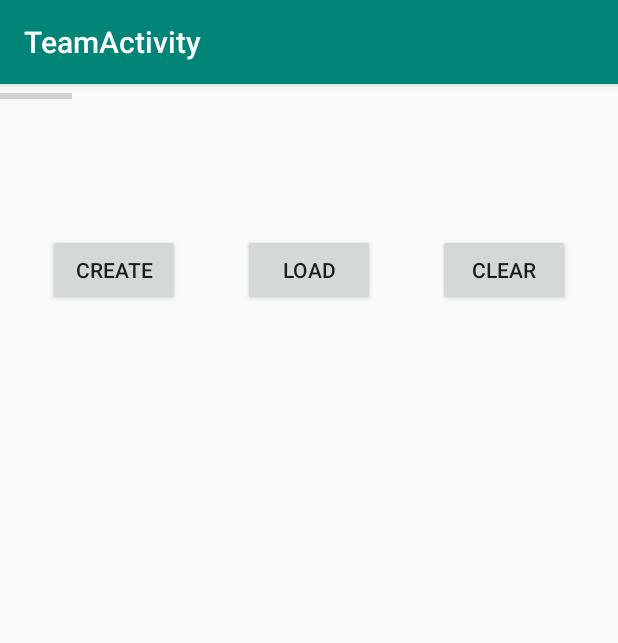
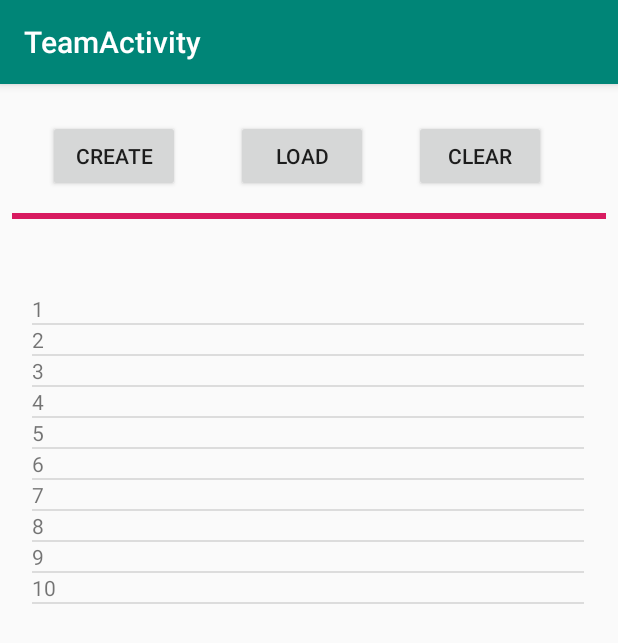
Before and after one commit to ZendejasZach/CS246, an Android app: the screen it shows after launch (MainActivity), after a tap on "LOAD", on a phone screen of 412 x 824 dp. Shown: the top 643 px of the screen. Run offline under Robolectric (Android 15) with nearby library versions, the phone set to English and light mode, and no system bars; 1 other tap on this screen came first.

Commit message:
Team Activity Finished

```diff
--- a/Week06/TeamActivity/app/src/main/java/Zendejas/CS246/MainActivity.java
+++ b/Week06/TeamActivity/app/src/main/java/Zendejas/CS246/MainActivity.java
@@ -5,118 +5,114 @@ import android.support.v7.app.AppCompatActivity;
 import android.os.Bundle;
 import android.view.View;
 import android.widget.ArrayAdapter;
-import android.widget.Button;
 import android.widget.ListView;
 import android.widget.ProgressBar;
 import android.widget.Toast;
-
 import java.io.BufferedReader;
-import java.io.File;
+import java.io.FileInputStream;
 import java.io.FileOutputStream;
-import java.io.FileReader;
 import java.io.IOException;
-import java.util.Collections;
+import java.io.InputStreamReader;
+import java.util.ArrayList;
+import java.util.List;
 
 public class MainActivity extends AppCompatActivity {
 
-    // variables
-    // TODO: Ask if adding variables here is considered best practice
-    String filename = "numbers.txt";
-    String sCurrentLine;
-    FileOutputStream outputStream;
-//    ProgressBar progressBar = findViewById(R.id.progressBar2);
-    int progressStatus = 0;
-//    ArrayAdapter<String> numberAdapter = new ArrayAdapter<>(this, R.layout.activity_main, R.id.View_list, Collections.singletonList(sCurrentLine));
-//    ListView listView = findViewById(R.id.View_list);
+    // Variables
+    private static String FILE = "numbers.txt";
+    private List<Integer> numberList;
+    private ArrayAdapter<Integer> arrayAdapter;
 
     @Override
     protected void onCreate(Bundle savedInstanceState) {
         super.onCreate(savedInstanceState);
         setContentView(R.layout.activity_main);
+
+        // Create the list and array adapter
+        numberList = new ArrayList<>();
+        arrayAdapter = new ArrayAdapter<>(this, R.layout.my_list_item, numberList);
+
+        // Connect adapter to listView
+        ListView listView = findViewById(R.id.mainListView);
+        listView.setAdapter(arrayAdapter);
     }
 
-    // Create button
-    public void createFile(View view) {
-        // Debugging
-        Toast create = Toast.makeText(this, "Create called", Toast.LENGTH_SHORT);
-        create.show();
+    public void onCreateClick(View view){
+        // Set progress bar to 0
+        ProgressBar progressBar = findViewById(R.id.progressBar2);
+        progressBar.setProgress(0);
 
-        Button button = findViewById(R.id.button_Create);
-        button.setOnClickListener(new View.OnClickListener() {
-            public void onClick(View v) {
-                try {
-                    // open fileStream
-                    outputStream = openFileOutput(filename, Context.MODE_PRIVATE);
+        try (FileOutputStream outputStream = this.openFileOutput(FILE, Context.MODE_PRIVATE)){
+            // Write
+            for(int i = 1; i <= 10; i++){
+                String line = String.format("%d%n", i);
+                outputStream.write(line.getBytes());
 
-                    // loop to add 1-10 and sleep on each line
-                    //TODO: Test this to make sure the format is correct
-                    for (int i = 0; i < 10; i++) {
-                        outputStream.write(Integer.parseInt(i + "\n"));
-                        progressStatus++;
-//                        progressBar.setProgress(progressStatus);
-                        Thread.sleep(250);
-                    }
-                    outputStream.close();
-                } catch (Exception e) {
-                    e.printStackTrace();
+                // Update progress
+                progressBar.setProgress(i * 10);
+
+                // Sleepy time
+                Thread.sleep(250);
+            }
+        } catch (IOException e) {
+            e.printStackTrace();
+        } catch (InterruptedException e) {
+            e.printStackTrace();
+        }
+
+        Toast loadToast = Toast.makeText(getApplicationContext().getApplicationContext(), "Create Finished", Toast.LENGTH_LONG);
+        loadToast.show();
+    }
+
+
+    // Load button
+    public void loadFile(View view){
+        // Reset the progress bar
+        ProgressBar progressBar = findViewById(R.id.progressBar2);
+        progressBar.setProgress(0);
+
+        try (FileInputStream inputStream = this.openFileInput(FILE)) {
+            try (BufferedReader reader = new BufferedReader(new InputStreamReader(inputStream))) {
+
+                // Read the file, line by line
+                String line;
+                while ((line = reader.readLine()) != null) {
+
+                    // Get the number out of the file
+                    int i = Integer.parseInt(line);
+
+                    // Put the number in the adapter, which is connected to the ListView
+                    arrayAdapter.add(i);
+
+                    // See how many things are in the apdater, and update the ProgressBar
+                    int adapterCount = arrayAdapter.getCount();
+                    progressBar.setProgress(adapterCount * 10);
+
+                    // Simulate a more difficult task by sleeping for 1/4 second
+                    Thread.sleep(250);
                 }
             }
-        });
-    }
 
-    // Load button
-    //TODO: Test this ish too
-    public void loadFile(View view){
-        // Debugging
-        Toast load = Toast.makeText(this, "Load called", Toast.LENGTH_SHORT);
-        load.show();
+        } catch (IOException e) {
+            e.printStackTrace();
+        } catch (InterruptedException e) {
+            e.printStackTrace();
+        }
 
-        // prep
-        Button button = findViewById(R.id.button_Load);
-        progressStatus = 0;
-
-
-        // load the data
-        button.setOnClickListener(new View.OnClickListener(){
-            public void onClick(View v){
-                // Get file and directory
-                File directory = getApplicationContext().getFilesDir();
-                File file = new File(directory, filename);
-
-                // read the file line by line
-                StringBuilder contentBuilder = new StringBuilder();
-                try (BufferedReader br = new BufferedReader(new FileReader(file))) {
-                    while((sCurrentLine = br.readLine()) != null){
-                        // read the line
-                        contentBuilder.append(sCurrentLine).append("\n");
-
-                        // update the progress bar
-                        progressStatus++;
-//                        progressBar.setProgress(progressStatus);
-
-                        // add to list
-//                        listView.setAdapter(numberAdapter);
-
-                        // sleepy time
-                        Thread.sleep(250);
-                    }
-                } catch(IOException e){
-                    e.printStackTrace();
-                } catch (InterruptedException e) {
-                    e.printStackTrace();
-                }
-            }
-        });
+        // Inform the user that the task is complete
+        Toast.makeText(this, "Finished Loading", Toast.LENGTH_SHORT).show();
     }
 
     // Clear button
     public void clear(View view){
-        Button button = findViewById(R.id.button_Clear);
-        button.setOnClickListener(new View.OnClickListener(){
-            public void onClick(View v){
-                // clear the adapter
-//                numberAdapter.clear();
-            }
-        });
+        // Reset bar
+        ProgressBar progressBar = findViewById(R.id.progressBar2);
+        progressBar.setProgress(0);
+
+        // clear array
+        arrayAdapter.clear();
+
+        // Toasty!
+        Toast.makeText(this,"Cleared", Toast.LENGTH_SHORT).show();
     }
 }
--- a/Week06/TeamActivity/app/src/main/res/layout/activity_main.xml
+++ b/Week06/TeamActivity/app/src/main/res/layout/activity_main.xml
@@ -11,8 +11,8 @@
         android:layout_width="wrap_content"
         android:layout_height="wrap_content"
         android:layout_marginStart="32dp"
-        android:layout_marginTop="100dp"
-        android:onClick="createFile"
+        android:layout_marginTop="24dp"
+        android:onClick="onCreateClick"
         android:text="@string/create"
         app:layout_constraintStart_toStartOf="parent"
         app:layout_constraintTop_toTopOf="parent" />
@@ -22,11 +22,12 @@
         android:layout_width="wrap_content"
         android:layout_height="wrap_content"
         android:layout_marginStart="8dp"
-        android:layout_marginTop="100dp"
+        android:layout_marginTop="24dp"
         android:layout_marginEnd="8dp"
         android:onClick="loadFile"
         android:text="@string/load"
         app:layout_constraintEnd_toStartOf="@+id/button.Clear"
+        app:layout_constraintHorizontal_bias="0.559"
         app:layout_constraintStart_toEndOf="@+id/button.Create"
         app:layout_constraintTop_toTopOf="parent" />
 
@@ -34,8 +35,8 @@
         android:id="@+id/button.Clear"
         android:layout_width="wrap_content"
         android:layout_height="wrap_content"
-        android:layout_marginTop="100dp"
-        android:layout_marginEnd="32dp"
+        android:layout_marginTop="24dp"
+        android:layout_marginEnd="48dp"
         android:onClick="clear"
         android:text="@string/clear"
         app:layout_constraintEnd_toEndOf="parent"
@@ -44,21 +45,23 @@
     <ProgressBar
         android:id="@+id/progressBar2"
         style="?android:attr/progressBarStyleHorizontal"
-        android:layout_width="wrap_content"
+        android:layout_width="0dp"
         android:layout_height="wrap_content"
-        tools:layout_editor_absoluteX="181dp"
-        tools:layout_editor_absoluteY="179dp" />
+        android:layout_marginEnd="8dp"
+        android:layout_marginStart="8dp"
+        android:layout_marginTop="8dp"
+        app:layout_constraintEnd_toEndOf="parent"
+        app:layout_constraintStart_toStartOf="parent"
+        app:layout_constraintTop_toBottomOf="@+id/button.Create" />
 
-    <!--<android.support.v7.widget.RecyclerView-->
-        <!--android:id="@+id/View.list"-->
-        <!--android:layout_width="312dp"-->
-        <!--android:layout_height="266dp"-->
-        <!--android:layout_marginStart="8dp"-->
-        <!--android:layout_marginEnd="8dp"-->
-        <!--android:layout_marginBottom="180dp"-->
-        <!--app:layout_constraintBottom_toBottomOf="parent"-->
-        <!--app:layout_constraintEnd_toEndOf="parent"-->
-        <!--app:layout_constraintHorizontal_bias="0.493"-->
-        <!--app:layout_constraintStart_toStartOf="parent" />-->
+    <ListView
+        android:id="@+id/mainListView"
+        android:layout_width="368dp"
+        android:layout_height="592dp"
+        android:layout_marginBottom="36dp"
+        app:layout_constraintBottom_toBottomOf="parent"
+        app:layout_constraintEnd_toEndOf="parent"
+        app:layout_constraintHorizontal_bias="0.488"
+        app:layout_constraintStart_toStartOf="parent" />
 
 </android.support.constraint.ConstraintLayout>
--- /dev/null
+++ b/Week06/TeamActivity/app/src/main/res/layout/my_list_item.xml
@@ -0,0 +1,5 @@
+<?xml version="1.0" encoding="utf-8"?>
+<TextView xmlns:android="http://schemas.android.com/apk/res/android"
+    android:layout_width="match_parent" android:layout_height="match_parent">
+
+</TextView>
```
